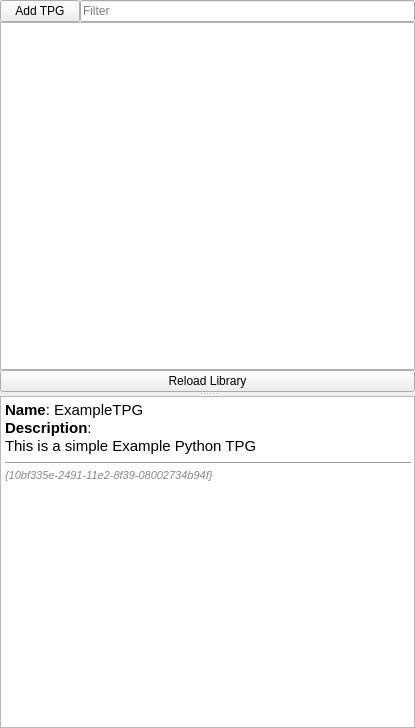
Before: the Qt Designer form src/Mod/Cam2/Gui/TPGLibraryDockWindow.ui in turkishviking/FreeCAD_sf_master, drawn with Qt 5.
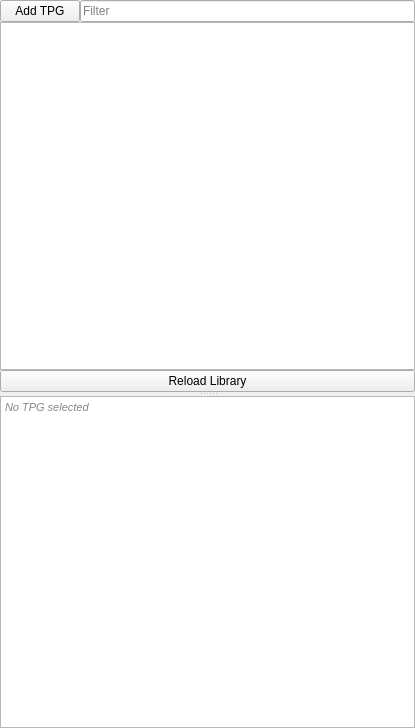
After: the same form once the commit is applied.

Commit message: Implemented TPGLibrary loading and displayed details in the display area. Note: Reload Library button still broken (segfault).  Use the following work around to see latest changes. Usage: 1) Select Cam Workbench 2) from python console >>> import CamGui >>> CamGui.reloadTPGs()

Patch:
```diff
--- a/src/Mod/Cam2/Gui/TPGLibraryDockWindow.ui
+++ b/src/Mod/Cam2/Gui/TPGLibraryDockWindow.ui
@@ -78,11 +78,7 @@
 &lt;html&gt;&lt;head&gt;&lt;meta name=&quot;qrichtext&quot; content=&quot;1&quot; /&gt;&lt;style type=&quot;text/css&quot;&gt;
 p, li { white-space: pre-wrap; }
 &lt;/style&gt;&lt;/head&gt;&lt;body style=&quot; font-family:'Cantarell'; font-size:11pt; font-weight:400; font-style:normal;&quot;&gt;
-&lt;p style=&quot; margin-top:0px; margin-bottom:0px; margin-left:0px; margin-right:0px; -qt-block-indent:0; text-indent:0px;&quot;&gt;&lt;span style=&quot; font-weight:600;&quot;&gt;Name&lt;/span&gt;: ExampleTPG&lt;/p&gt;
-&lt;p style=&quot; margin-top:0px; margin-bottom:0px; margin-left:0px; margin-right:0px; -qt-block-indent:0; text-indent:0px;&quot;&gt;&lt;span style=&quot; font-weight:600;&quot;&gt;Description&lt;/span&gt;: &lt;/p&gt;
-&lt;p style=&quot; margin-top:0px; margin-bottom:0px; margin-left:0px; margin-right:0px; -qt-block-indent:0; text-indent:0px;&quot;&gt;This is a simple Example Python TPG&lt;/p&gt;
-&lt;hr /&gt;
-&lt;p style=&quot; margin-top:0px; margin-bottom:0px; margin-left:0px; margin-right:0px; -qt-block-indent:0; text-indent:0px;&quot;&gt;&lt;span style=&quot; font-size:8pt; font-style:italic; color:#868686;&quot;&gt;{10bf335e-2491-11e2-8f39-08002734b94f}&lt;/span&gt;&lt;/p&gt;&lt;/body&gt;&lt;/html&gt;</string>
+&lt;p style=&quot; margin-top:0px; margin-bottom:0px; margin-left:0px; margin-right:0px; -qt-block-indent:0; text-indent:0px;&quot;&gt;&lt;span style=&quot; font-size:8pt; font-style:italic; color:#868686;&quot;&gt;No TPG selected&lt;/span&gt;&lt;/p&gt;&lt;/body&gt;&lt;/html&gt;</string>
       </property>
      </widget>
     </widget>
```
Left out of the diff: 6 changed lines with no effect on the pictures. The commit also changes 12 other files.
